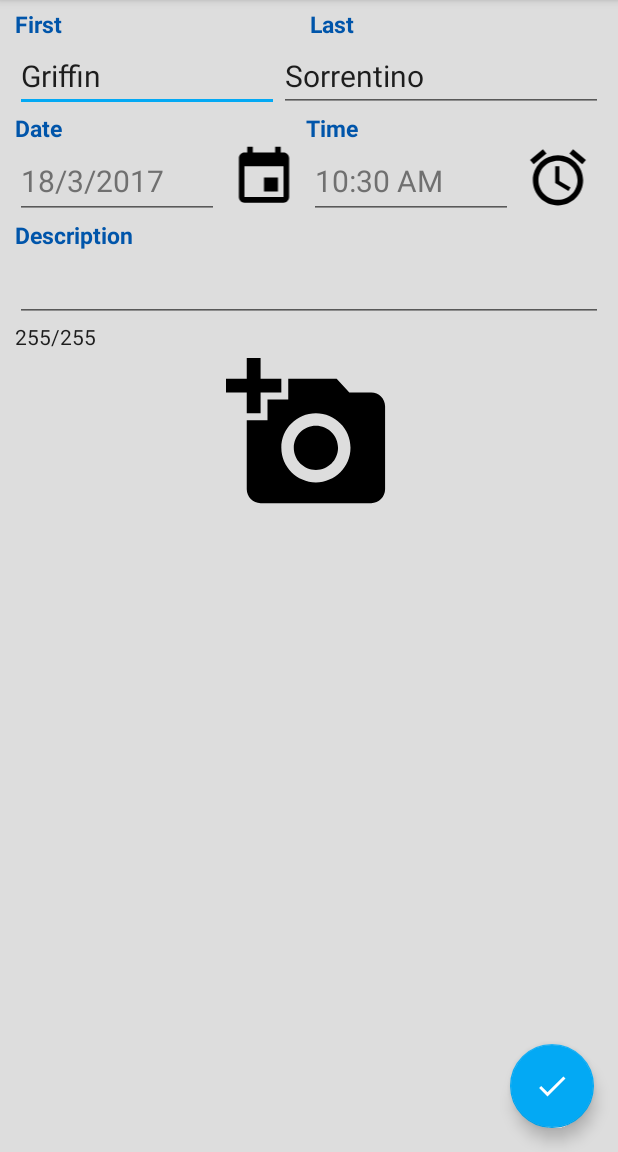
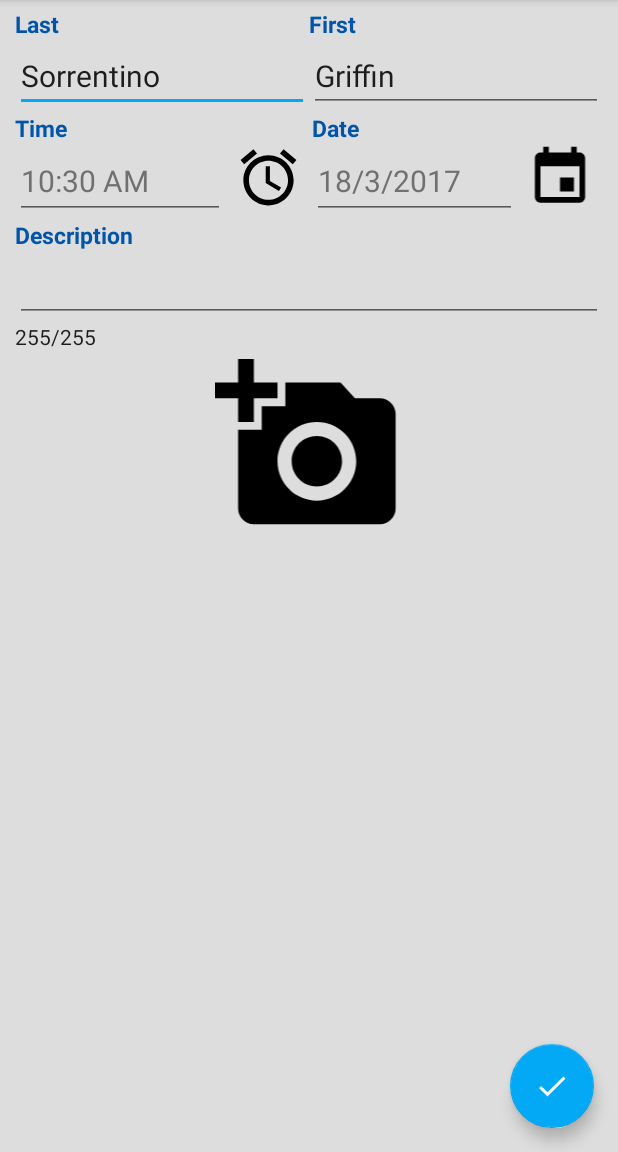
Before and after one commit to SorrGrif/FleetInsurance, an Android app: the screen it shows after launch (MainActivity), on a phone screen of 412 x 824 dp, the part 84-1236 px from its top. Run offline under Robolectric (Android 15) with nearby library versions, the light colour scheme and no system bars.

Commit message:
fixed layout issue with things not being center

```diff
--- a/FleetInsurance/app/src/main/res/layout/fragment_claim_creation.xml
+++ b/FleetInsurance/app/src/main/res/layout/fragment_claim_creation.xml
@@ -12,161 +12,179 @@
 
 
     <LinearLayout
-        android:orientation="horizontal"
         android:layout_width="match_parent"
-        android:layout_height="wrap_content">
+        android:layout_height="wrap_content"
+        android:orientation="horizontal">
+
+        <LinearLayout
+            android:layout_width="match_parent"
+            android:layout_height="wrap_content"
+            android:layout_weight="1"
+            android:orientation="vertical">
 
             <TextView
+                android:id="@+id/LastNameLabel"
                 android:layout_width="wrap_content"
                 android:layout_height="wrap_content"
+                android:layout_weight="1"
+                android:text="@string/LastName"
+                android:textColor="@color/titleFontColor"
+                android:textSize="@dimen/TitleTextSize"
+                android:textStyle="normal|bold" />
+
+            <EditText
+                android:id="@+id/LastNameValue"
+                android:layout_width="match_parent"
+                android:layout_height="wrap_content"
+                android:layout_weight="1"
+                android:inputType="textPersonName"
+                android:text="@string/PlaceHolder"
+                android:textColor="@color/fontColor"
+                android:textSize="@dimen/TextSize" />
+        </LinearLayout>
+
+        <LinearLayout
+            android:layout_width="match_parent"
+            android:layout_height="wrap_content"
+            android:layout_weight="1"
+            android:orientation="vertical">
+
+            <TextView
                 android:id="@+id/FirstNameLabel"
+                android:layout_width="wrap_content"
+                android:layout_height="wrap_content"
                 android:layout_weight="1"
                 android:text="@string/FirstName"
+                android:textColor="@color/titleFontColor"
                 android:textSize="@dimen/TitleTextSize"
-            android:textColor="@color/titleFontColor"
                 android:textStyle="normal|bold" />
 
-        <TextView
-            android:text="@string/LastName"
+            <EditText
+                android:id="@+id/FirstNameValue"
+                android:layout_width="match_parent"
+                android:layout_height="wrap_content"
+                android:layout_weight="1"
+                android:inputType="textPersonName"
+                android:text="@string/PlaceHolder"
+                android:textColor="@color/fontColor"
+                android:textSize="@dimen/TextSize" />
+
+        </LinearLayout>
+    </LinearLayout>
+
+    <LinearLayout
+        android:layout_width="match_parent"
+        android:layout_height="wrap_content"
+        android:orientation="horizontal">
+
+        <LinearLayout
             android:layout_width="wrap_content"
             android:layout_height="wrap_content"
-            android:id="@+id/LastNameLabel"
             android:layout_weight="1"
+            android:orientation="vertical">
+
+            <TextView
+                android:id="@+id/TimeLabel"
+                android:layout_width="wrap_content"
+                android:layout_height="wrap_content"
+                android:text="@string/Time"
+                android:textColor="@color/titleFontColor"
                 android:textSize="@dimen/TitleTextSize"
-            android:textStyle="normal|bold"
-            android:textColor="@color/titleFontColor" />
+                android:textStyle="normal|bold" />
+
+            <EditText
+                android:id="@+id/TimeValue"
+                android:layout_width="wrap_content"
+                android:layout_height="@dimen/EditTextHeight"
+                android:hint="@string/SelectTimeHint"
+                android:text="@string/PlaceHolder"
+                android:textColor="@color/placeholderFontColor"
+                android:textSize="@dimen/TextSize" />
 
         </LinearLayout>
 
+        <ImageView
+            android:id="@+id/ClockButton"
+            android:layout_width="match_parent"
+            android:layout_height="@dimen/ButtonImageHeight"
+            android:layout_gravity="bottom"
+            android:layout_weight="10"
+            android:paddingBottom="5dp"
+            app:srcCompat="@drawable/ic_alarm_black_24dp" />
+
         <LinearLayout
-        android:orientation="horizontal"
-        android:layout_width="match_parent"
-        android:layout_height="wrap_content">
-
-        <EditText
             android:layout_width="wrap_content"
             android:layout_height="wrap_content"
-            android:inputType="textPersonName"
-            android:id="@+id/FirstNameValue"
-            android:text="@string/PlaceHolder"
-            android:textSize="@dimen/TextSize"
-            android:textColor="@color/fontColor"
-            android:layout_weight="1" />
+            android:layout_weight="1"
+            android:orientation="vertical">
 
-        <EditText
+            <TextView
+                android:id="@+id/DateLabel"
                 android:layout_width="wrap_content"
                 android:layout_height="wrap_content"
-            android:inputType="textPersonName"
-            android:id="@+id/LastNameValue"
-            android:text="@string/PlaceHolder"
-            android:textSize="@dimen/TextSize"
-            android:textColor="@color/fontColor"
-            android:layout_weight="1" />
-    </LinearLayout>
-
-    <LinearLayout
-        android:orientation="horizontal"
-        android:layout_width="match_parent"
-        android:layout_height="wrap_content">
-
-        <TextView
                 android:text="@string/Date"
-            android:layout_width="wrap_content"
-            android:layout_height="wrap_content"
-            android:id="@+id/DateLabel"
+                android:textColor="@color/titleFontColor"
                 android:textSize="@dimen/TitleTextSize"
-            android:layout_weight="1"
-            android:textStyle="normal|bold"
-            android:textColor="@color/titleFontColor" />
-
-        <TextView
-            android:text="@string/Time"
-            android:layout_width="wrap_content"
-            android:layout_height="wrap_content"
-            android:id="@+id/TimeLabel"
-            android:textSize="@dimen/TitleTextSize"
-            android:layout_weight="1"
-            android:textStyle="normal|bold"
-            android:textColor="@color/titleFontColor" />
-
-    </LinearLayout>
-
-    <LinearLayout
-        android:orientation="horizontal"
-        android:layout_width="match_parent"
-        android:layout_height="wrap_content">
+                android:textStyle="normal|bold" />
 
             <EditText
                 android:id="@+id/DateValue"
-            android:layout_width="@dimen/EditTextWidth"
+                android:layout_width="wrap_content"
                 android:layout_height="@dimen/EditTextHeight"
-            android:layout_weight="1"
                 android:hint="@string/SelectDateHint"
                 android:text="@string/PlaceHolder"
                 android:textColor="@color/placeholderFontColor"
                 android:textSize="@dimen/TextSize" />
 
+        </LinearLayout>
+
         <ImageView
             android:id="@+id/CalendarButton"
-            android:layout_width="wrap_content"
+            android:layout_width="match_parent"
             android:layout_height="@dimen/ButtonImageHeight"
             android:layout_gravity="bottom"
-            android:layout_weight="1"
+            android:layout_weight="10"
             android:paddingBottom="5dp"
             app:srcCompat="@drawable/ic_insert_invitation_black_24dp" />
+    </LinearLayout>
+
+    <LinearLayout
+        android:layout_width="match_parent"
+        android:layout_height="wrap_content"
+        android:orientation="vertical">
+
+        <TextView
+            android:id="@+id/DescriptionLabel"
+            android:layout_width="match_parent"
+            android:layout_height="wrap_content"
+            android:text="@string/Description"
+            android:textColor="@color/titleFontColor"
+            android:textSize="@dimen/TitleTextSize"
+            android:textStyle="normal|bold" />
 
         <EditText
-            android:id="@+id/TimeValue"
-            android:layout_width="@dimen/EditTextWidth"
-            android:layout_height="@dimen/EditTextHeight"
-            android:layout_weight="1"
-            android:hint="@string/SelectTimeHint"
-            android:text="@string/PlaceHolder"
-            android:textColor="@color/placeholderFontColor"
-            android:textSize="@dimen/TextSize" />
-
-        <ImageView
-            android:id="@+id/ClockButton"
-            android:layout_width="wrap_content"
-            android:layout_height="@dimen/ButtonImageHeight"
-            android:layout_gravity="bottom"
-            android:layout_weight="1"
-            android:paddingBottom="5dp"
-            app:srcCompat="@drawable/ic_alarm_black_24dp" />
-
-    </LinearLayout>
-
-    <TextView
-        android:text="@string/Description"
-        android:layout_width="match_parent"
-        android:layout_height="wrap_content"
-        android:id="@+id/DescriptionLabel"
-        android:textSize="@dimen/TitleTextSize"
-        android:textStyle="normal|bold"
-        android:textColor="@color/titleFontColor" />
-
-    <EditText
+            android:id="@+id/DescriptionValue"
             android:layout_width="match_parent"
             android:layout_height="wrap_content"
             android:inputType="textMultiLine"
-        android:id="@+id/DescriptionValue"
-        android:textSize="@dimen/TextSize"
+            android:maxLength="255"
             android:paddingBottom="10dp"
-        android:maxLength="255" />
+            android:textSize="@dimen/TextSize" />
 
         <TextView
-        android:text="@string/CharacterCount"
+            android:id="@+id/CharacterCount"
             android:layout_width="match_parent"
             android:layout_height="wrap_content"
-        android:id="@+id/CharacterCount"
+            android:text="@string/CharacterCount"
             android:textColor="@color/fontColor" />
+    </LinearLayout>
 
     <ImageView
+        android:id="@+id/CameraButton"
         android:layout_width="match_parent"
         android:layout_height="wrap_content"
-        android:id="@+id/CameraButton"
-        app:srcCompat="@drawable/ic_add_a_photo_black_24dp"
-        android:layout_weight="0.17" />
+        android:layout_weight=".2"
+        app:srcCompat="@drawable/ic_add_a_photo_black_24dp" />
 
     <HorizontalScrollView
         android:layout_width="match_parent"
```
Lines whose indentation alone changed are shown as unchanged.
